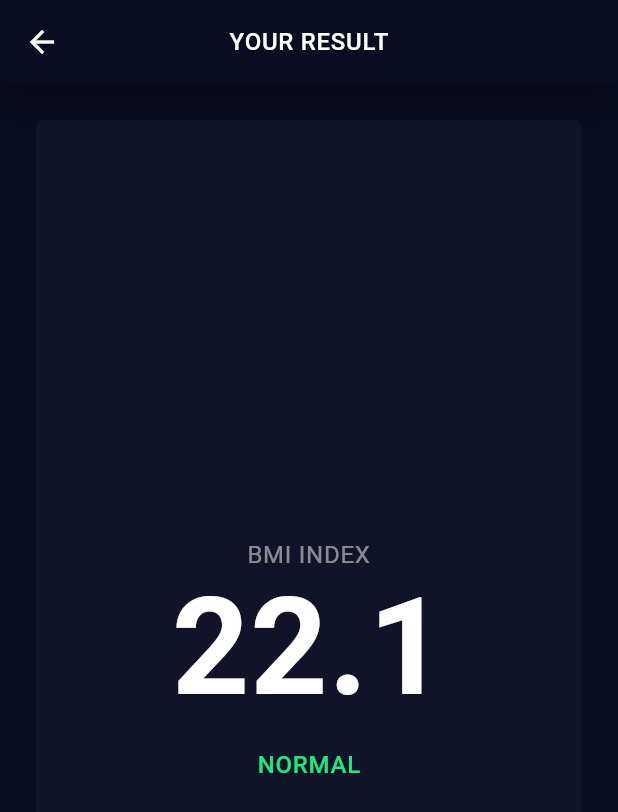
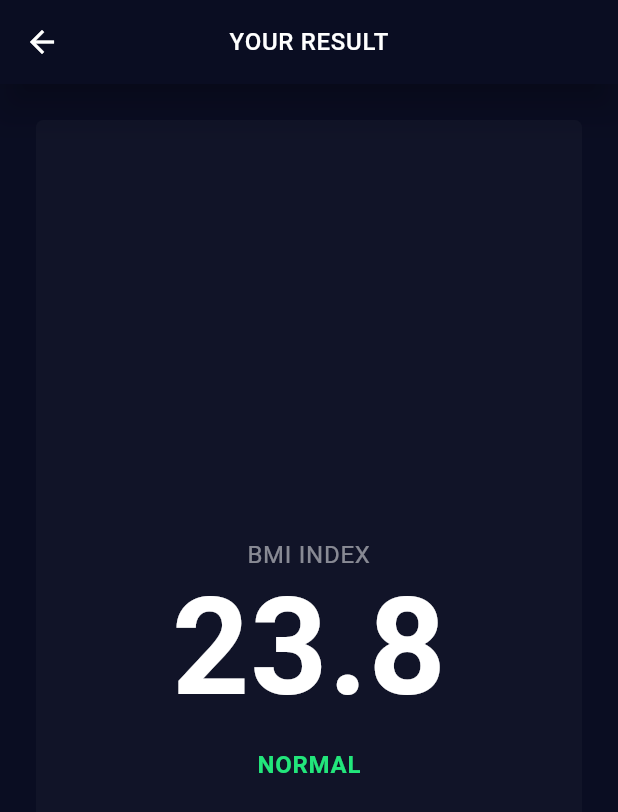
Before and after one commit to ruskakimov/bmi_calculator, a Flutter app: the screen it shows after launch, after a tap on "CALCULATE YOUR BMI", on a phone screen of 412 x 824 dp. Shown: the top 812 px of the screen. Run offline on Flutter 3.47's test engine with Material 2 defaults, Android fonts, the phone set to English and light mode, and no system bars.

Commit message:
calculate bmi

```diff
--- a/lib/input_page.dart
+++ b/lib/input_page.dart
@@ -1,5 +1,6 @@
 import 'dart:math';
 
+import 'package:bmi/result_page.dart';
 import 'package:flutter/material.dart';
 
 import 'colors.dart';
@@ -100,7 +101,17 @@ class _InputPageState extends State<InputPage> {
           widgets.PrimaryButton(
             'CALCULATE YOUR BMI',
             onPress: () {
-              Navigator.of(context).pushNamed('result');
+              Navigator.push(
+                context,
+                MaterialPageRoute(
+                  builder: (context) => ResultPage(
+                    isMale: _male,
+                    height: _height,
+                    weight: _weight,
+                    age: _age,
+                  ),
+                ),
+              );
             },
           ),
         ],
--- a/lib/result_page.dart
+++ b/lib/result_page.dart
@@ -1,11 +1,35 @@
+import 'dart:math';
+
 import 'package:flutter/material.dart';
 
 import 'widgets.dart' as widgets;
 import 'colors.dart';
 
 class ResultPage extends StatelessWidget {
+  const ResultPage({
+    @required this.isMale,
+    @required this.height,
+    @required this.weight,
+    @required this.age,
+  });
+
+  final bool isMale;
+  final int height;
+  final int weight;
+  final int age;
+
   @override
   Widget build(BuildContext context) {
+    final bmi = weight / pow(height / 100, 2);
+
+    var result = 'normal';
+
+    if (bmi >= 30)
+      result = 'obese';
+    else if (bmi >= 25)
+      result = 'overweight';
+    else if (bmi < 18.5) result = 'underweight';
+
     return Scaffold(
       appBar: widgets.CustomAppBar('YOUR RESULT'),
       body: Padding(
@@ -21,7 +45,7 @@ class ResultPage extends StatelessWidget {
                 textAlign: TextAlign.center,
               ),
               Text(
-                '22.1',
+                bmi.toStringAsFixed(1),
                 style: TextStyle(
                   fontSize: 90,
                   color: BmiColors.white,
@@ -30,11 +54,12 @@ class ResultPage extends StatelessWidget {
               ),
               SizedBox(height: 16),
               Text(
-                'NORMAL',
-                style: Theme.of(context)
-                    .textTheme
-                    .body2
-                    .copyWith(color: BmiColors.green),
+                result.toUpperCase(),
+                style: Theme.of(context).textTheme.body2.copyWith(
+                      color:
+                          result == 'normal' ? BmiColors.green : BmiColors.pink,
+                      fontWeight: FontWeight.bold,
+                    ),
               ),
             ],
           ),
```
